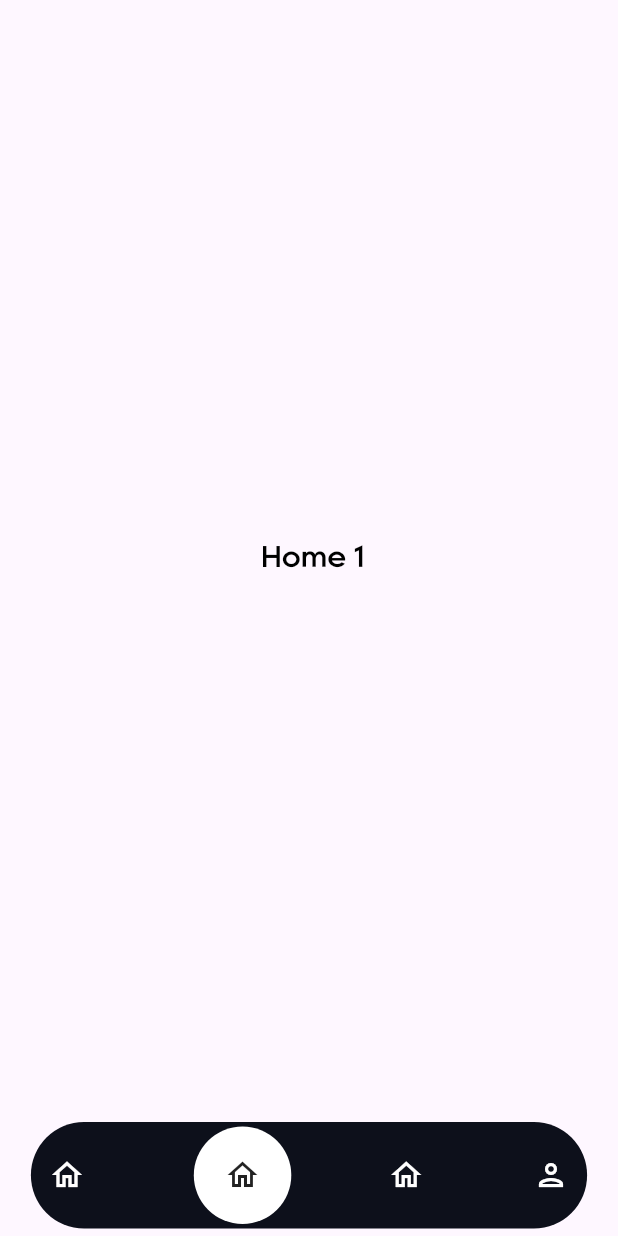
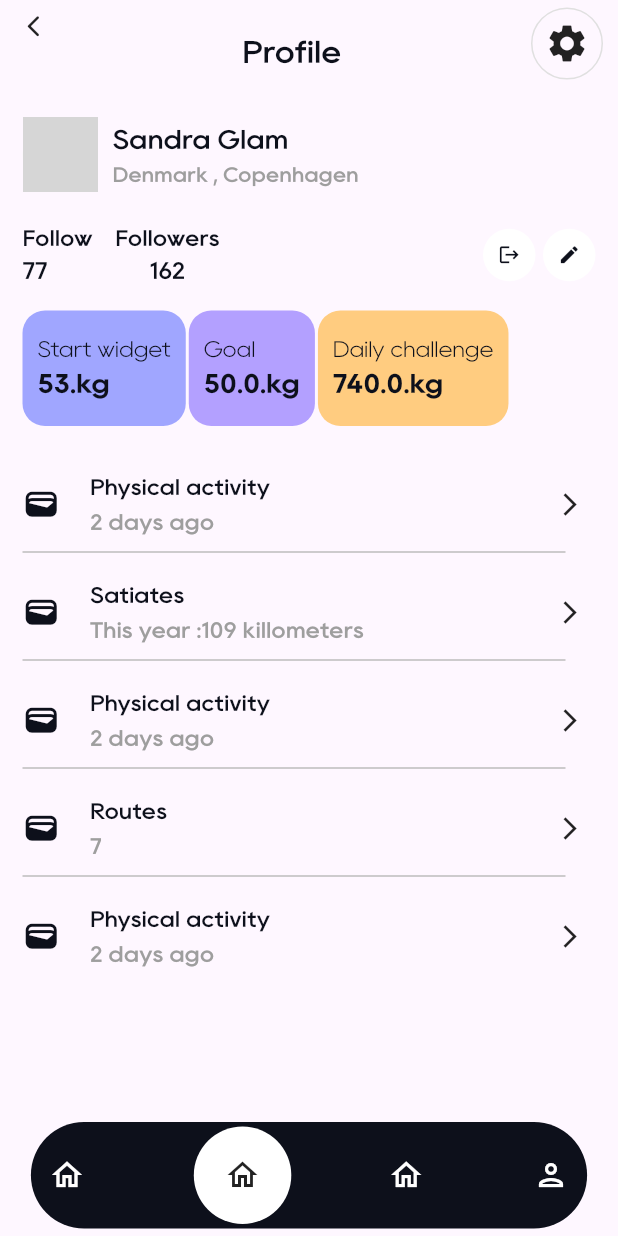
Before and after one commit to abdulrahmanahme/UI_Screens, a Flutter app: the screen it shows after launch, after a tap on the "home" icon, on a phone screen of 412 x 824 dp. Run offline on Flutter 3.47's test engine with Material 3 defaults, Android fonts, the phone set to English and light mode, and no system bars; network calls fail; grey boxes are pictures that could not be loaded.

Commit message:
- Update second screen

```diff
--- a/lib/logic/main_provider.dart
+++ b/lib/logic/main_provider.dart
@@ -1,20 +1,13 @@
 import 'package:flutter/material.dart';
 import 'package:ui/view/home/home_screen.dart';
+import 'package:ui/view/home/profile_screen.dart';
 
 class MainProvider extends ChangeNotifier {
   int selectedPage = 0;
 
   List<Widget> screens = const [
     HomeScreen(),
-    Center(
-      child: Text(
-        ' Home 1',
-        style: TextStyle(
-          fontSize: 20,
-          color: Colors.black,
-        ),
-      ),
-    ),
+    ProfileScreen(),
     Center(
       child: Text(
         ' Home 2',
--- a/lib/view/home/home_screen.dart
+++ b/lib/view/home/home_screen.dart
@@ -42,7 +42,6 @@ class HomeScreen extends StatelessWidget {
                     color: AppColor.blackColor,
                     fontWeight: FontWeight.w700,
                     ),
-
               ),
                SizedBox(
                 height: 5,
--- /dev/null
+++ b/lib/view/home/profile_screen.dart
@@ -0,0 +1,37 @@
+import 'package:flutter/material.dart';
+import 'package:ui/view/home/widgets/category_user_profile.dart';
+import 'package:ui/view/home/widgets/custom_app_bar_profile.dart';
+import 'package:ui/view/home/widgets/profile_user_data_widget.dart';
+import 'package:ui/view/home/widgets/progress_user_widgets.dart';
+
+class ProfileScreen extends StatelessWidget {
+  const ProfileScreen({super.key});
+
+  @override
+  Widget build(BuildContext context) {
+    return SafeArea(
+      child: Scaffold(
+        appBar: const CustomerAppBarProfile(),
+        body: Container(
+          margin: EdgeInsets.symmetric(horizontal: 15, vertical: 5),
+          child: const Column(
+            children: [
+              SizedBox(
+                height: 15,
+              ),
+              ProfileUserDataWidget(),
+              SizedBox(
+                height: 15,
+              ),
+              ProgressUserWidgets(),
+              SizedBox(
+                height: 30,
+              ),
+              CategoryUserProfile()
+            ],
+          ),
+        ),
+      ),
+    );
+  }
+}
--- a/lib/view/home/widgets/bottom_navigation_bar_widget.dart
+++ b/lib/view/home/widgets/bottom_navigation_bar_widget.dart
@@ -37,18 +37,17 @@ class BottomNavigationBarWidget extends StatelessWidget {
                     )
                   : InkWell(
                       onTap: () {
-                       value
-                            .changeCurrentPageSelected(0);
+                        value.changeCurrentPageSelected(0);
                       },
-                      child: Padding(
-                        padding: const EdgeInsets.all(8.0),
-                        child: const Icon(
+                      child: const Padding(
+                        padding: EdgeInsets.all(8.0),
+                        child: Icon(
                           Icons.home_outlined,
                           color: Colors.white,
                         ),
                       ),
                     ),
-             value.selectedPage == 1
+              value.selectedPage == 1
                   ? Container(
                       height: 65,
                       width: 65,
@@ -62,15 +61,14 @@ class BottomNavigationBarWidget extends StatelessWidget {
                     )
                   : InkWell(
                       onTap: () {
-                       value
-                            .changeCurrentPageSelected(1);
+                        value.changeCurrentPageSelected(1);
                       },
                       child: const Icon(
                         Icons.home_outlined,
                         color: Colors.white,
                       ),
                     ),
-             value.selectedPage == 2
+              value.selectedPage == 2
                   ? Container(
                       height: 65,
                       width: 65,
@@ -84,8 +82,7 @@ class BottomNavigationBarWidget extends StatelessWidget {
                     )
                   : InkWell(
                       onTap: () {
-                       value
-                            .changeCurrentPageSelected(2);
+                        value.changeCurrentPageSelected(2);
                       },
                       child: const Icon(
                         Icons.home_outlined,
@@ -108,8 +105,7 @@ class BottomNavigationBarWidget extends StatelessWidget {
                       padding: const EdgeInsets.all(8.0),
                       child: InkWell(
                         onTap: () {
-                         value
-                              .changeCurrentPageSelected(3);
+                          value.changeCurrentPageSelected(3);
                         },
                         child: const Icon(
                           Icons.person_outlined,
--- a/lib/view/home/widgets/calander_widget.dart
+++ b/lib/view/home/widgets/calander_widget.dart
@@ -21,7 +21,7 @@ class _CalanderWidgetState extends State<CalanderWidget> {
   @override
   Widget build(BuildContext context) {
     return Container(
-      height: 100,
+      height: 85,
       width: double.infinity,
       child: ListView.builder(
         scrollDirection: Axis.horizontal,
@@ -32,12 +32,12 @@ class _CalanderWidgetState extends State<CalanderWidget> {
         itemBuilder: (context, int index) => Padding(
           padding: EdgeInsets.symmetric(horizontal: 3),
           child: Container(
-            height: 80,
+            height: 70,
             width: 55,
             decoration: BoxDecoration(
               borderRadius: BorderRadius.circular(25),
               border: Border.all(
-                width: 2,
+                width: 1,
                 color: Colors.grey.shade300,
               ),
               color: selectedDay == index ? AppColor.blackColor : Colors.white,
--- /dev/null
+++ b/lib/view/home/widgets/category_user_profile.dart
@@ -0,0 +1,130 @@
+import 'package:flutter/material.dart';
+import 'package:flutter/widgets.dart';
+import 'package:ui/core/app_color.dart';
+
+class CategoryUserProfile extends StatelessWidget {
+  const CategoryUserProfile({
+    super.key,
+  });
+
+  @override
+  Widget build(BuildContext context) {
+    return const Expanded(
+      child: Column(
+        children: [
+          CategoryItem(
+            icon: Icons.wallet,
+            title: 'Physical activity',
+            des: '2 days ago',
+          ),
+          CategoryItem(
+            icon: Icons.wallet,
+            title: 'Satiates',
+            des: 'This year :109 killometers',
+          ),
+          CategoryItem(
+            icon: Icons.wallet,
+            title: 'Physical activity',
+            des: '2 days ago',
+          ),
+          CategoryItem(
+            icon: Icons.wallet,
+            title: 'Routes',
+            des: '7',
+          ),
+          CategoryItem(
+            icon: Icons.wallet,
+            title: 'Physical activity',
+            des: '2 days ago',
+            isLast: true,
+          ),
+        ],
+      ),
+    );
+  }
+}
+
+class CategoryItem extends StatelessWidget {
+  const CategoryItem(
+      {super.key,
+      required this.title,
+      required this.des,
+      required this.icon,
+      this.isLast = false});
+  final String title;
+  final String des;
+  final IconData icon;
+  final bool isLast;
+
+  @override
+  Widget build(BuildContext context) {
+    return Padding(
+      padding: const EdgeInsets.only(bottom: 10),
+      child: Column(
+        children: [
+          InkWell(
+            onTap: (){},
+            child: Row(
+              children: [
+                Icon(
+                  icon,
+                  size: 25,
+                  color: AppColor.blackColor,
+                ),
+                const SizedBox(
+                  width: 20,
+                ),
+                Column(
+                  crossAxisAlignment: CrossAxisAlignment.start,
+                  mainAxisAlignment: MainAxisAlignment.start,
+                  children: [
+                    Text(
+                      title,
+                      style: const TextStyle(
+                        fontSize: 15,
+                        color: AppColor.blackColor,
+                        fontWeight: FontWeight.w400,
+                      ),
+                    ),
+                    const SizedBox(
+                      height: 2,
+                    ),
+                    Text(
+                      des,
+                      style: const TextStyle(
+                        fontSize: 15,
+                        color: Colors.grey,
+                        fontWeight: FontWeight.w400,
+                      ),
+                    ),
+                  ],
+                ),
+                const Spacer(),
+                InkWell(
+                  onTap: () {},
+                  child: const Padding(
+                    padding: EdgeInsets.all(8.0),
+                    child: Icon(
+                      Icons.arrow_forward_ios,
+                      size: 18,
+                      color: Colors.black87,
+                    ),
+                  ),
+                ),
+              ],
+            ),
+          ),
+          const SizedBox(
+            height: 2,
+          ),
+          if (!isLast)
+            Divider(
+              endIndent: 20,
+              thickness: 1,
+              color: Colors.grey.shade400,
+            )
+        ],
+      ),
+    );
+  }
+}
--- /dev/null
+++ b/lib/view/home/widgets/custom_app_bar_profile.dart
@@ -0,0 +1,68 @@
+import 'package:flutter/material.dart';
+import 'package:ui/core/app_color.dart';
+
+class CustomerAppBarProfile extends StatelessWidget
+    implements PreferredSizeWidget {
+  const CustomerAppBarProfile(
+      {super.key,});
+
+  @override
+  Widget build(BuildContext context) {
+    return Container(
+      margin: const EdgeInsets.symmetric(horizontal: 10, vertical: 5),
+      child: Row(
+        crossAxisAlignment: CrossAxisAlignment.start,
+        mainAxisAlignment: MainAxisAlignment.center,
+        children: [
+          InkWell(
+            onTap: () {},
+            child: const Padding(
+              padding: EdgeInsets.all(4.0),
+              child: Icon(
+                Icons.arrow_back_ios_rounded,
+                size: 17,
+                color: Colors.black87,
+              ),
+            ),
+          ),
+          const Spacer(),
+         const Padding(
+            padding:  EdgeInsets.only(top: 15),
+            child: Text(
+              'Profile',
+              style: TextStyle(
+                fontSize: 21,
+                color: AppColor.blackColor,
+                fontWeight: FontWeight.w400,
+              ),
+            ),
+          ),
+          const Spacer(),
+          InkWell(
+            onTap: (){},
+            child: Container(
+              decoration: BoxDecoration(
+                borderRadius: BorderRadius.circular(25),
+                border: Border.all(
+                  width: 1,
+                  color: Colors.grey.shade300,
+                ),
+              ),
+              child: const Padding(
+                padding: EdgeInsets.all(8.0),
+                child: Icon(
+                  Icons.settings,
+                  size: 30,
+                  color: Colors.black87,
+                ),
+              ),
+            ),
+          )
+        ],
+      ),
+    );
+  }
+
+  @override
+  Size get preferredSize => Size(double.infinity, 100);
+}
--- /dev/null
+++ b/lib/view/home/widgets/profile_user_data_widget.dart
@@ -0,0 +1,143 @@
+import 'package:flutter/material.dart';
+import 'package:ui/core/app_color.dart';
+
+class ProfileUserDataWidget extends StatelessWidget {
+  const ProfileUserDataWidget({
+    super.key,
+  });
+
+  @override
+  Widget build(BuildContext context) {
+    return Column(
+      children: [
+        const Row(
+          children: [
+            CircleAvatar(
+              radius: 25,
+              backgroundColor: AppColor.greyColor,
+              backgroundImage: NetworkImage(
+                  'https://encrypted-tbn0.gstatic.com/images?q=tbn:ANd9GcTO2vBQ1vOla9pPM6M0ZsYZb7OckCS21cgN_Q&s'),
+            ),
+            SizedBox(
+              width: 10,
+            ),
+            Column(
+              crossAxisAlignment: CrossAxisAlignment.start,
+              mainAxisAlignment: MainAxisAlignment.start,
+              children: [
+                Text(
+                  'Sandra Glam',
+                  style: TextStyle(
+                    fontSize: 18,
+                    color: AppColor.blackColor,
+                    fontWeight: FontWeight.w400,
+                  ),
+                ),
+                Text(
+                  'Denmark , Copenhagen',
+                  style: TextStyle(
+                    fontSize: 14,
+                    color: Colors.grey,
+                    fontWeight: FontWeight.w400,
+                  ),
+                ),
+              ],
+            )
+          ],
+        ),
+        const SizedBox(
+          height: 20,
+        ),
+        Row(
+          children: [
+            const Column(
+              crossAxisAlignment: CrossAxisAlignment.start,
+              mainAxisAlignment: MainAxisAlignment.start,
+              children: [
+                Text(
+                  'Follow',
+                  style: TextStyle(
+                    fontSize: 15,
+                    color: AppColor.blackColor,
+                    fontWeight: FontWeight.w400,
+                  ),
+                ),
+                Text(
+                  '77',
+                  style: TextStyle(
+                    fontSize: 16,
+                    color: AppColor.blackColor,
+                    fontWeight: FontWeight.w500,
+                  ),
+                ),
+              ],
+            ),
+            const SizedBox(
+              width: 15,
+            ),
+            const Column(
+              crossAxisAlignment: CrossAxisAlignment.center,
+              mainAxisAlignment: MainAxisAlignment.start,
+              children: [
+                Text(
+                  'Followers',
+                  style: TextStyle(
+                    fontSize: 15,
+                    color: AppColor.blackColor,
+                    fontWeight: FontWeight.w400,
+                  ),
+                ),
+                Text(
+                  '162',
+                  style: TextStyle(
+                    fontSize: 16,
+                    color: AppColor.blackColor,
+                    fontWeight: FontWeight.w500,
+                  ),
+                ),
+              ],
+            ),
+            const Spacer(),
+            Container(
+              decoration: const BoxDecoration(
+                shape: BoxShape.circle,
+                color: Colors.white,
+              ),
+              child: InkWell(
+                onTap: () {},
+                child: const Padding(
+                  padding: EdgeInsets.all(10.0),
+                  child: Icon(
+                    Icons.logout,
+                    size: 15,
+                    color: AppColor.blackColor,
+                  ),
+                ),
+              ),
+            ),
+          const  SizedBox(
+              width: 5,
+            ),
+            Container(
+              decoration: const BoxDecoration(
+                shape: BoxShape.circle,
+                color: Colors.white,
+              ),
+              child: InkWell(
+                onTap: () {},
+                child: const Padding(
+                  padding: EdgeInsets.all(10.0),
+                  child: Icon(
+                    Icons.edit,
+                    size: 15,
+                    color: AppColor.blackColor,
+                  ),
+                ),
+              ),
+            ),
+          ],
+        )
+      ],
+    );
+  }
+}
--- /dev/null
+++ b/lib/view/home/widgets/progress_user_widgets.dart
@@ -0,0 +1,116 @@
+import 'package:flutter/material.dart';
+import 'package:flutter/widgets.dart';
+import 'package:ui/core/app_color.dart';
+
+class ProgressUserWidgets extends StatelessWidget {
+  const ProgressUserWidgets({
+    super.key,
+  });
+
+  @override
+  Widget build(BuildContext context) {
+    return Row(
+      children: [
+        Container(
+          decoration: BoxDecoration(
+            borderRadius: BorderRadius.circular(15),
+            color: AppColor.secondaryColor,
+          ),
+          child: const Padding(
+            padding: EdgeInsets.symmetric(horizontal: 10, vertical: 15),
+            child: Column(
+              crossAxisAlignment: CrossAxisAlignment.start,
+              mainAxisAlignment: MainAxisAlignment.start,
+              children: [
+                Text(
+                  'Start widget',
+                  style: TextStyle(
+                    fontSize: 15,
+                    color: AppColor.blackColor,
+                    fontWeight: FontWeight.w200,
+                  ),
+                ),
+                Text(
+                  '53.kg',
+                  style: TextStyle(
+                    fontSize: 18,
+                    color: AppColor.blackColor,
+                    fontWeight: FontWeight.w700,
+                  ),
+                ),
+              ],
+            ),
+          ),
+        ),
+       const SizedBox(
+          width: 2,
+        ),
+        Container(
+          decoration: BoxDecoration(
+            borderRadius: BorderRadius.circular(15),
+            color: AppColor.defaultColor,
+          ),
+          child: const Padding(
+            padding: EdgeInsets.symmetric(horizontal: 10, vertical: 15),
+            child: Column(
+              crossAxisAlignment: CrossAxisAlignment.start,
+              mainAxisAlignment: MainAxisAlignment.start,
+              children: [
+                Text(
+                  'Goal',
+                  style: TextStyle(
+                    fontSize: 15,
+                    color: AppColor.blackColor,
+                    fontWeight: FontWeight.w200,
+                  ),
+                ),
+                Text(
+                  '50.0.kg',
+                  style: TextStyle(
+                    fontSize: 18,
+                    color: AppColor.blackColor,
+                    fontWeight: FontWeight.w700,
+                  ),
+                ),
+              ],
+            ),
+          ),
+        ),
+      const  SizedBox(
+          width: 2,
+        ),
+        Container(
+          decoration: BoxDecoration(
+            borderRadius: BorderRadius.circular(15),
+            color: Colors.orange.shade200,
+          ),
+          child: const Padding(
+            padding: EdgeInsets.symmetric(horizontal: 10, vertical: 15),
+            child: Column(
+              crossAxisAlignment: CrossAxisAlignment.start,
+              mainAxisAlignment: MainAxisAlignment.start,
+              children: [
+                Text(
+                  'Daily challenge',
+                  style: TextStyle(
+                    fontSize: 15,
+                    color: AppColor.blackColor,
+                    fontWeight: FontWeight.w200,
+                  ),
+                ),
+                Text(
+                  '740.0.kg',
+                  style: TextStyle(
+                    fontSize: 18,
+                    color: AppColor.blackColor,
+                    fontWeight: FontWeight.w700,
+                  ),
+                ),
+              ],
+            ),
+          ),
+        ),
+      ],
+    );
+  }
+}
--- a/lib/view/home/widgets/your_plan_widget.dart
+++ b/lib/view/home/widgets/your_plan_widget.dart
@@ -230,7 +230,7 @@ class YourGroupeWidget extends StatelessWidget {
       width: 160,
       decoration: BoxDecoration(
         borderRadius: BorderRadius.circular(20),
-        color: AppColor.defaultColor,
+        color: Colors.orange.shade200,
       ),
       child: Padding(
         padding: EdgeInsets.symmetric(horizontal: 10, vertical: 10),
```
